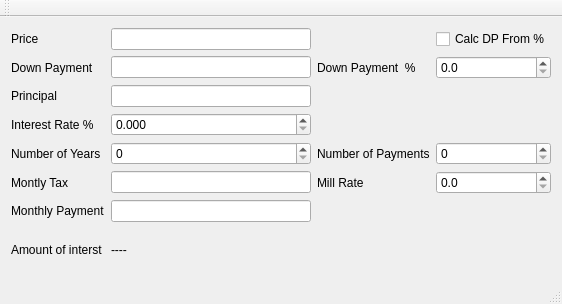
This is mainwindow.ui in themattkerr/Mortgage_Calculator as Qt 5 draws it before an edit. The edited form follows.
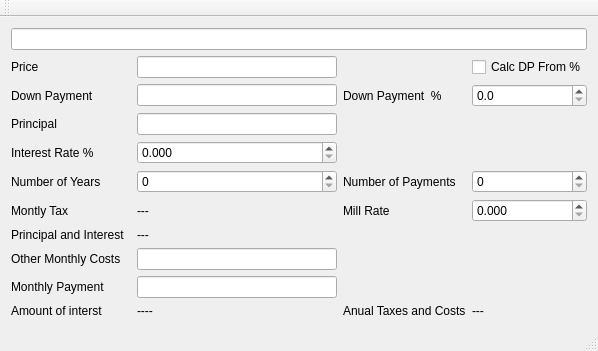
This is the edited form.

```diff
--- a/mainwindow.ui
+++ b/mainwindow.ui
@@ -6,8 +6,8 @@
    <rect>
     <x>0</x>
     <y>0</y>
-    <width>490</width>
-    <height>304</height>
+    <width>576</width>
+    <height>348</height>
    </rect>
   </property>
   <property name="windowTitle">
@@ -15,99 +15,103 @@
   </property>
   <widget class="QWidget" name="centralWidget">
    <layout class="QGridLayout" name="gridLayout">
-    <item row="6" column="3">
-     <widget class="QLabel" name="label_11">
-      <property name="text">
-       <string>Mill Rate</string>
+    <item row="7" column="4">
+     <widget class="QDoubleSpinBox" name="doubleSpinBoxMillRate">
+      <property name="decimals">
+       <number>3</number>
       </property>
-     </widget>
-    </item>
-    <item row="6" column="0">
-     <widget class="QLabel" name="label_10">
-      <property name="text">
-       <string>Montly Tax</string>
-      </property>
-     </widget>
-    </item>
-    <item row="1" column="3">
-     <widget class="QLabel" name="label_9">
-      <property name="text">
-       <string>Down Payment  %</string>
-      </property>
-     </widget>
-    </item>
-    <item row="1" column="2">
-     <widget class="QLineEdit" name="lineEditDownPayment"/>
-    </item>
-    <item row="0" column="2">
-     <widget class="QLineEdit" name="lineEditPrice">
-      <property name="minimumSize">
-       <size>
-        <width>200</width>
-        <height>0</height>
-       </size>
-      </property>
-     </widget>
-    </item>
-    <item row="5" column="3">
-     <widget class="QLabel" name="label_4">
-      <property name="text">
-       <string>Number of Payments</string>
-      </property>
-     </widget>
-    </item>
-    <item row="6" column="2">
-     <widget class="QLineEdit" name="lineEditMontlyTax"/>
-    </item>
-    <item row="5" column="4">
-     <widget class="QSpinBox" name="NumOfPayments">
       <property name="maximum">
-       <number>500</number>
+       <double>100.000000000000000</double>
+      </property>
+     </widget>
+    </item>
+    <item row="7" column="2">
+     <widget class="QLabel" name="labelMontlyTax">
+      <property name="text">
+       <string>---</string>
       </property>
      </widget>
     </item>
     <item row="8" column="2">
+     <widget class="QLabel" name="labelPrincipalAndInterest">
+      <property name="text">
+       <string>---</string>
+      </property>
+     </widget>
+    </item>
+    <item row="8" column="0">
+     <widget class="QLabel" name="label_12">
+      <property name="text">
+       <string>Principal and Interest</string>
+      </property>
+     </widget>
+    </item>
+    <item row="10" column="2">
      <widget class="QLineEdit" name="lineEditMonthlyPayment"/>
     </item>
-    <item row="1" column="4">
-     <widget class="QDoubleSpinBox" name="doubleSpinBoxDownPaymentPercent">
-      <property name="decimals">
-       <number>1</number>
-      </property>
-     </widget>
-    </item>
     <item row="4" column="0">
-     <widget class="QLabel" name="label_2">
-      <property name="text">
-       <string>Interest Rate %</string>
-      </property>
-     </widget>
-    </item>
-    <item row="3" column="0">
      <widget class="QLabel" name="label">
       <property name="text">
        <string>Principal</string>
       </property>
      </widget>
     </item>
+    <item row="2" column="4">
+     <widget class="QDoubleSpinBox" name="doubleSpinBoxDownPaymentPercent">
+      <property name="decimals">
+       <number>1</number>
+      </property>
+     </widget>
+    </item>
     <item row="5" column="0">
+     <widget class="QLabel" name="label_2">
+      <property name="text">
+       <string>Interest Rate %</string>
+      </property>
+     </widget>
+    </item>
+    <item row="11" column="0">
+     <widget class="QLabel" name="label_6">
+      <property name="text">
+       <string>Amount of interst</string>
+      </property>
+     </widget>
+    </item>
+    <item row="6" column="0">
      <widget class="QLabel" name="label_3">
       <property name="text">
        <string>Number of Years</string>
       </property>
      </widget>
     </item>
-    <item row="5" column="2">
+    <item row="2" column="0">
+     <widget class="QLabel" name="label_8">
+      <property name="text">
+       <string>Down Payment</string>
+      </property>
+     </widget>
+    </item>
+    <item row="6" column="2">
      <widget class="QSpinBox" name="NumOfYears"/>
     </item>
-    <item row="9" column="0">
-     <widget class="QLabel" name="label_6">
+    <item row="10" column="0">
+     <widget class="QLabel" name="label_5">
       <property name="text">
-       <string>Amount of interst</string>
+       <string>Monthly Payment</string>
       </property>
      </widget>
     </item>
-    <item row="4" column="2">
+    <item row="1" column="0">
+     <widget class="QLabel" name="label_7">
+      <property name="text">
+       <string>Price </string>
+      </property>
+      <property name="scaledContents">
+       <bool>true</bool>
+      </property>
+     </widget>
+    </item>
+    <item row="5" column="2">
      <widget class="QDoubleSpinBox" name="InterestRate">
       <property name="decimals">
        <number>3</number>
@@ -117,51 +121,101 @@
       </property>
      </widget>
     </item>
-    <item row="9" column="2">
+    <item row="1" column="4">
+     <widget class="QCheckBox" name="checkBox">
+      <property name="text">
+       <string>Calc DP From %</string>
+      </property>
+     </widget>
+    </item>
+    <item row="4" column="2">
+     <widget class="QLineEdit" name="lineEdit"/>
+    </item>
+    <item row="7" column="3">
+     <widget class="QLabel" name="label_11">
+      <property name="text">
+       <string>Mill Rate</string>
+      </property>
+     </widget>
+    </item>
+    <item row="1" column="2">
+     <widget class="QLineEdit" name="lineEditPrice">
+      <property name="minimumSize">
+       <size>
+        <width>200</width>
+        <height>0</height>
+       </size>
+      </property>
+      <property name="clearButtonEnabled">
+       <bool>false</bool>
+      </property>
+     </widget>
+    </item>
+    <item row="11" column="2">
      <widget class="QLabel" name="AmountofInterest">
       <property name="text">
        <string>----</string>
       </property>
      </widget>
     </item>
-    <item row="8" column="0">
-     <widget class="QLabel" name="label_5">
+    <item row="7" column="0">
+     <widget class="QLabel" name="label_10">
       <property name="text">
-       <string>Monthly Payment</string>
+       <string>Montly Tax</string>
       </property>
      </widget>
     </item>
-    <item row="0" column="0">
-     <widget class="QLabel" name="label_7">
+    <item row="6" column="3">
+     <widget class="QLabel" name="label_4">
       <property name="text">
-       <string>Price</string>
+       <string>Number of Payments</string>
       </property>
      </widget>
     </item>
-    <item row="1" column="0">
-     <widget class="QLabel" name="label_8">
+    <item row="2" column="2">
+     <widget class="QLineEdit" name="lineEditDownPayment"/>
+    </item>
+    <item row="2" column="3">
+     <widget class="QLabel" name="label_9">
       <property name="text">
-       <string>Down Payment</string>
+       <string>Down Payment  %</string>
       </property>
      </widget>
     </item>
-    <item row="3" column="2">
-     <widget class="QLineEdit" name="lineEdit"/>
-    </item>
     <item row="6" column="4">
-     <widget class="QDoubleSpinBox" name="doubleSpinBoxMillRate">
-      <property name="decimals">
-       <number>1</number>
+     <widget class="QSpinBox" name="NumOfPayments">
+      <property name="maximum">
+       <number>500</number>
       </property>
      </widget>
     </item>
-    <item row="0" column="4">
-     <widget class="QCheckBox" name="checkBox">
+    <item row="9" column="0">
+     <widget class="QLabel" name="label_13">
       <property name="text">
-       <string>Calc DP From %</string>
+       <string>Other Monthly Costs</string>
       </property>
      </widget>
     </item>
+    <item row="9" column="2">
+     <widget class="QLineEdit" name="lineEditOtherMonthly"/>
+    </item>
+    <item row="11" column="3">
+     <widget class="QLabel" name="label_14">
+      <property name="text">
+       <string>Anual Taxes and Costs</string>
+      </property>
+     </widget>
+    </item>
+    <item row="11" column="4">
+     <widget class="QLabel" name="labelAnualCostsAndTaxes">
+      <property name="text">
+       <string>---</string>
+      </property>
+     </widget>
+    </item>
+    <item row="0" column="0" colspan="5">
+     <widget class="QLineEdit" name="lineEdit_2"/>
+    </item>
    </layout>
   </widget>
   <widget class="QMenuBar" name="menuBar">
```
Left out of the diff: 18 changed lines with no effect on the pictures.
